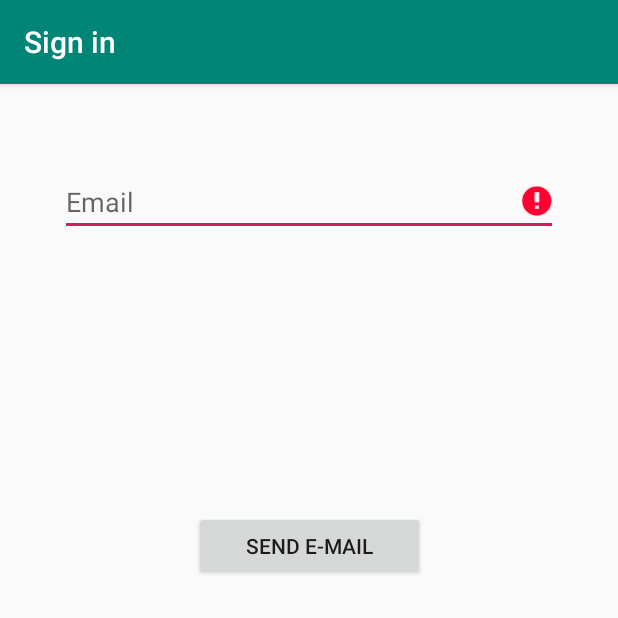
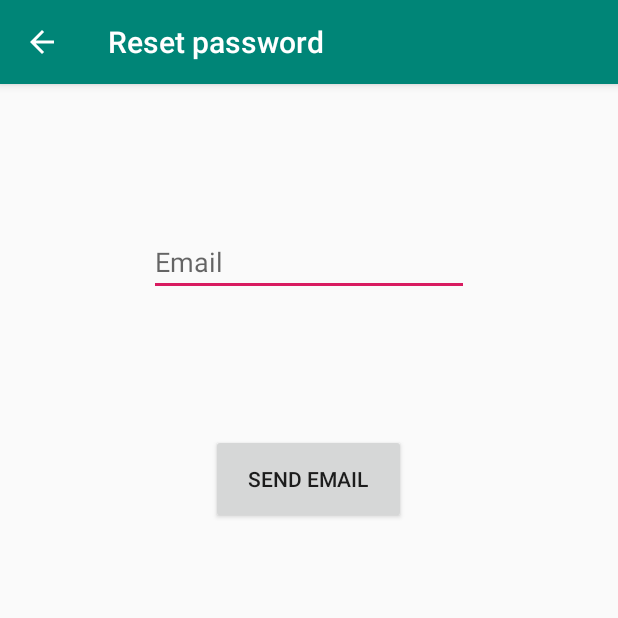
Before and after one commit to transmission-project/y2-project, an Android app: the screen it shows after launch (LoginActivity before the commit, signIn after it), after a tap on "RESET PASSWORD", on a phone screen of 412 x 824 dp, the top half of it. Run offline under Robolectric (Android 15) with nearby library versions, the light colour scheme and no system bars; our stand-ins replace Firebase (no records; nobody signed in at launch, a user with empty details on screens opened directly); 2 other taps on this screen came first.

Commit message:
Back buttons fixed

```diff
--- a/android/app/src/main/java/com/example/huntertalk/RegistrationActivity.java
+++ b/android/app/src/main/java/com/example/huntertalk/RegistrationActivity.java
@@ -30,6 +30,7 @@ public class RegistrationActivity extends AppCompatActivity {
 
     private EditText inputEmail, inputPassword, inputPasswordConfirm;
     private Button btnSignIn, registerButton, btnResetPassword;
+    FirebaseAuth auth = FirebaseAuth.getInstance();
 
     @Override
     protected void onCreate(Bundle savedInstanceState) {
@@ -42,6 +43,7 @@ public class RegistrationActivity extends AppCompatActivity {
 
 
         //Get Firebase auth instance
+
         auth = FirebaseAuth.getInstance();
         registerButton = (Button) findViewById(R.id.register2);
         inputEmail = (EditText) findViewById(R.id.email);
@@ -95,7 +97,7 @@ public class RegistrationActivity extends AppCompatActivity {
                     return;
                 }
 
-                FirebaseAuth auth = FirebaseAuth.getInstance();
+
 
                 //create user and finish with our registerFollowup listener
                 auth.createUserWithEmailAndPassword(email, password)
--- /dev/null
+++ b/android/app/src/main/java/com/example/huntertalk/signIn.java
@@ -0,0 +1,72 @@
+package com.example.huntertalk;
+
+import android.content.Intent;
+import android.os.Bundle;
+import android.support.annotation.NonNull;
+import android.support.design.widget.FloatingActionButton;
+import android.support.design.widget.Snackbar;
+import android.support.v7.app.ActionBar;
+import android.support.v7.app.AppCompatActivity;
+import android.support.v7.widget.Toolbar;
+import android.util.Log;
+import android.view.Gravity;
+import android.view.View;
+import android.widget.Button;
+import android.widget.EditText;
+import android.widget.Toast;
+
+import com.example.huntertalk.ui.login.LoginActivity;
+import com.google.android.gms.tasks.OnCompleteListener;
+import com.google.android.gms.tasks.Task;
+import com.google.firebase.auth.FirebaseAuth;
+
+public class signIn extends AppCompatActivity {
+    private FirebaseAuth mAuth;
+    private static final String TAG = "LoginActivity";
+    private Button sendEmail;
+    private EditText enterEmail;
+
+
+    @Override
+    protected void onCreate(Bundle savedInstanceState) {
+        ActionBar actionBar = getSupportActionBar();
+        actionBar.setTitle("Reset password");
+        super.onCreate(savedInstanceState);
+        setContentView(R.layout.activity_sign_in);
+        if(getSupportActionBar()!=null){
+            getSupportActionBar().setDisplayHomeAsUpEnabled(true);
+        }
+        sendEmail = findViewById(R.id.sendEmail);
+        enterEmail = findViewById(R.id.enterEmail);
+        mAuth = FirebaseAuth.getInstance();
+        sendEmail.setOnClickListener(new View.OnClickListener() {
+            @Override
+            public void onClick(View v) {
+                String emailAddress = enterEmail.getText().toString().trim();
+                if (emailAddress.equals("") || !emailAddress.contains("@") || !emailAddress.contains(".")){
+                    Toast toast= Toast.makeText(getApplicationContext(), "Invalid email address", Toast.LENGTH_SHORT);
+                    toast.setGravity(Gravity.TOP, 10, 10);
+                    toast.show();
+                    return;
+                }
+                mAuth.sendPasswordResetEmail(emailAddress)
+                        .addOnCompleteListener(new OnCompleteListener<Void>() {
+                            @Override
+                            public void onComplete(@NonNull Task<Void> task) {
+                                if (task.isSuccessful()) {
+                                    Log.d(TAG, "Email sent.");
+                                }
+                            }
+                        });
+                Intent intent = new Intent(signIn.this, LoginActivity.class);
+                startActivity(intent);
+
+
+
+            }
+        });
+
+
+    }
+
+}
--- a/android/app/src/main/java/com/example/huntertalk/ui/login/LoginActivity.java
+++ b/android/app/src/main/java/com/example/huntertalk/ui/login/LoginActivity.java
@@ -17,6 +17,7 @@ import android.widget.Toast;
 import com.example.huntertalk.Home_page;
 import com.example.huntertalk.R;
 import com.example.huntertalk.RegistrationActivity;
+import com.example.huntertalk.signIn;
 import com.google.android.gms.tasks.OnCompleteListener;
 import com.google.android.gms.tasks.Task;
 import com.google.firebase.auth.AuthResult;
@@ -29,7 +30,6 @@ public class LoginActivity extends AppCompatActivity {
     private Button loginButton;
     private Button registrationButton;
     private Button resetpw;
-    private Button sendem;
     private FirebaseAuth mAuth;
     private static final String TAG = "LoginActivity";
 
@@ -48,52 +48,21 @@ public class LoginActivity extends AppCompatActivity {
         final EditText usernameEditText = findViewById(R.id.username);
         final EditText passwordEditText = findViewById(R.id.password);
         resetpw = findViewById(R.id.resetpw);
-        sendem = findViewById(R.id.sendem);
-        sendem.setVisibility(View.GONE);
+        final Button buttonHome = findViewById(R.id.home);
+
         resetpw.setOnClickListener(new View.OnClickListener() {
             @Override
             public void onClick(View v) {
-                findViewById(R.id.password).setVisibility(View.GONE);
-                findViewById(R.id.login).setVisibility(View.GONE);
-                findViewById(R.id.resetpw).setVisibility(View.GONE);
-                findViewById(R.id.registerButton).setVisibility(View.GONE);
-                findViewById(R.id.sendem).setVisibility(View.VISIBLE);
-               setTitle("Password Reset");
-
+                moveToSignIn();
             }
         });
 
-        sendem.setOnClickListener(new View.OnClickListener() {
-            @Override
-            public void onClick(View v) {
-                String emailAddress = usernameEditText.getText().toString().trim();
-                if (emailAddress.equals("") || !emailAddress.contains("@") || !emailAddress.contains(".")){
-                    Toast toast= Toast.makeText(getApplicationContext(), "Invalid email address", Toast.LENGTH_SHORT);
-                    toast.setGravity(Gravity.TOP, 10, 10);
-                    toast.show();
-                    return;
-                }
-                mAuth.sendPasswordResetEmail(emailAddress)
-                        .addOnCompleteListener(new OnCompleteListener<Void>() {
-                            @Override
-                            public void onComplete(@NonNull Task<Void> task) {
-                                if (task.isSuccessful()) {
-                                    Log.d(TAG, "Email sent.");
-                                }
-                            }
-                        });
-
-                findViewById(R.id.password).setVisibility(View.VISIBLE);
-                findViewById(R.id.login).setVisibility(View.VISIBLE);
-                findViewById(R.id.resetpw).setVisibility(View.VISIBLE);
-                findViewById(R.id.registerButton).setVisibility(View.VISIBLE);
-                findViewById(R.id.sendem).setVisibility(View.GONE);
-                setTitle("Sign In");
-
-            }
 
 
-        });
+
+
+
+
 
         loginButton.setOnClickListener(new View.OnClickListener() {
             @Override
@@ -173,6 +142,11 @@ public class LoginActivity extends AppCompatActivity {
         startActivity(intent);
     }
 
+    private void moveToSignIn(){
+        Intent intent = new Intent(LoginActivity.this, signIn.class);
+        startActivity(intent);
+    }
+
 
 
 }
--- a/android/app/src/main/res/layout/activity_login.xml
+++ b/android/app/src/main/res/layout/activity_login.xml
@@ -99,24 +99,12 @@
         android:id="@+id/resetpw"
         android:layout_width="wrap_content"
         android:layout_height="wrap_content"
-        android:layout_marginStart="16dp"
-        android:layout_marginLeft="16dp"
+        android:layout_marginStart="8dp"
         android:layout_marginTop="48dp"
+        android:layout_marginEnd="8dp"
         android:text="Reset password"
+        app:layout_constraintEnd_toEndOf="parent"
         app:layout_constraintStart_toStartOf="parent"
         app:layout_constraintTop_toTopOf="@+id/loading" />
 
-    <Button
-        android:id="@+id/sendem"
-        android:layout_width="154dp"
-        android:layout_height="46dp"
-        android:layout_marginStart="8dp"
-        android:layout_marginLeft="8dp"
-        android:layout_marginTop="48dp"
-        android:layout_marginEnd="8dp"
-        android:layout_marginRight="8dp"
-        android:text="Send E-mail"
-        app:layout_constraintEnd_toEndOf="parent"
-        app:layout_constraintStart_toEndOf="@+id/resetpw"
-        app:layout_constraintTop_toBottomOf="@+id/loading" />
 </android.support.constraint.ConstraintLayout>
--- /dev/null
+++ b/android/app/src/main/res/layout/activity_sign_in.xml
@@ -0,0 +1,20 @@
+<?xml version="1.0" encoding="utf-8"?>
+<android.support.design.widget.CoordinatorLayout xmlns:android="http://schemas.android.com/apk/res/android"
+    xmlns:app="http://schemas.android.com/apk/res-auto"
+    xmlns:tools="http://schemas.android.com/tools"
+    android:layout_width="match_parent"
+    android:layout_height="match_parent"
+    tools:context=".signIn">
+
+    <android.support.design.widget.AppBarLayout
+        android:layout_width="match_parent"
+        android:layout_height="wrap_content"
+        android:theme="@style/AppTheme.AppBarOverlay">
+
+
+
+    </android.support.design.widget.AppBarLayout>
+
+    <include layout="@layout/content_sign_in" />
+
+</android.support.design.widget.CoordinatorLayout>
--- /dev/null
+++ b/android/app/src/main/res/layout/content_sign_in.xml
@@ -0,0 +1,37 @@
+<?xml version="1.0" encoding="utf-8"?>
+<android.support.constraint.ConstraintLayout xmlns:android="http://schemas.android.com/apk/res/android"
+    xmlns:app="http://schemas.android.com/apk/res-auto"
+    xmlns:tools="http://schemas.android.com/tools"
+    android:layout_width="match_parent"
+    android:layout_height="match_parent"
+    app:layout_behavior="@string/appbar_scrolling_view_behavior"
+    tools:context=".signIn"
+    tools:showIn="@layout/activity_sign_in">
+
+    <EditText
+        android:id="@+id/enterEmail"
+        android:layout_width="wrap_content"
+        android:layout_height="wrap_content"
+        android:layout_marginStart="8dp"
+        android:layout_marginTop="96dp"
+        android:layout_marginEnd="8dp"
+        android:ems="10"
+        android:hint="@string/prompt_email"
+        android:inputType="textEmailAddress"
+        app:layout_constraintEnd_toEndOf="parent"
+        app:layout_constraintStart_toStartOf="parent"
+        app:layout_constraintTop_toTopOf="parent" />
+
+    <Button
+        android:id="@+id/sendEmail"
+        android:layout_width="130dp"
+        android:layout_height="60dp"
+        android:layout_marginStart="8dp"
+        android:layout_marginTop="92dp"
+        android:layout_marginEnd="8dp"
+        android:text="Send Email"
+        app:layout_constraintEnd_toEndOf="parent"
+        app:layout_constraintHorizontal_bias="0.498"
+        app:layout_constraintStart_toStartOf="parent"
+        app:layout_constraintTop_toBottomOf="@+id/enterEmail" />
+</android.support.constraint.ConstraintLayout>
--- a/android/app/src/main/res/values/strings.xml
+++ b/android/app/src/main/res/values/strings.xml
@@ -5,7 +5,7 @@
     <string name="title_activity_login">Sign in</string>
     <string name="prompt_email">Email</string>
     <string name="prompt_password">Password</string>
- <string name="title_activity_register">Register a new account</string>
+    <string name="title_activity_register">Register a new account</string>
     <string name="emailpassword_status_fmt">Email User: %1$s (verified: %2$b)</string>
     <string name="firebase_status_fmt">Firebase User: %s</string>
     <string name="signed_out">Signed Out</string>
@@ -29,4 +29,6 @@
     <string name="menu_invite">Invite Friends</string>
     <string name="menu_settings">Settings</string>
     <string name="menu_leave">Leave talk group</string>
+    <string name="title_activity_sign_in2">SignIn2</string>
+    <string name="title_activity_sign_in">signIn</string>
 </resources>
```
Also changed, not shown: android/app/src/main/AndroidManifest.xml (+9 -4 lines).
